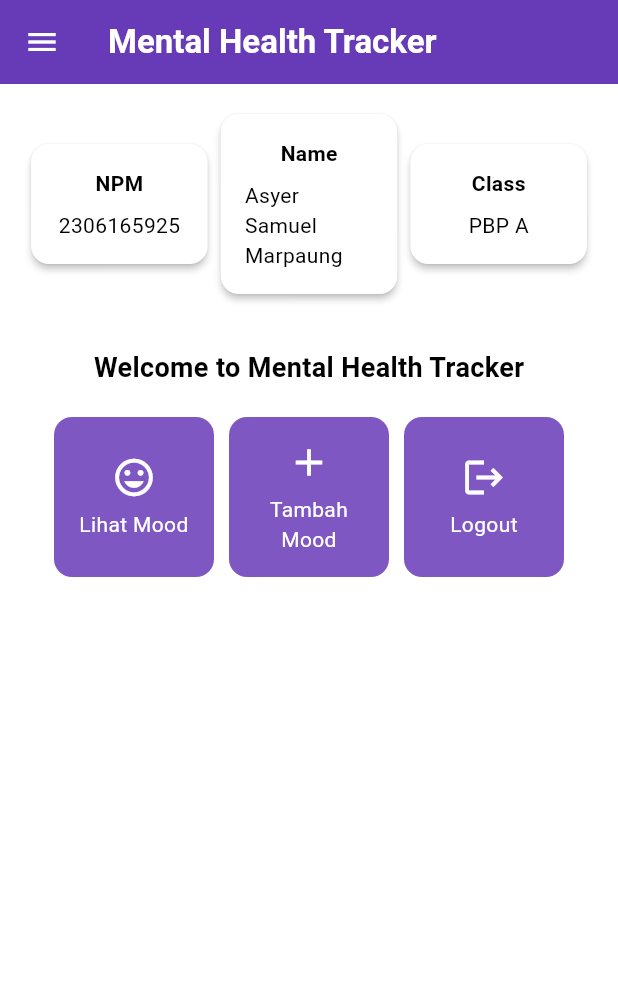
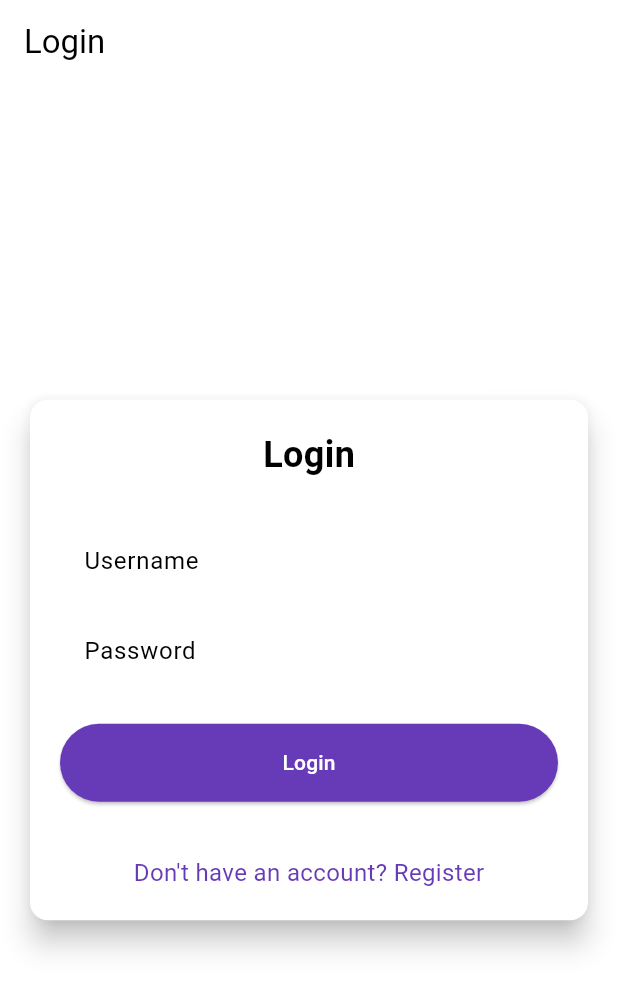
Before and after one commit to asyersamuel/mental-health-tracker-mobile, a Flutter app: the screen it shows after launch, on a phone screen of 412 x 824 dp. Shown: the top 991 px of the screen. Run offline on Flutter 3.47's test engine with Material 3 defaults, Android fonts, the phone set to English and light mode, and no system bars; missing offline and left inert: pbp_django_auth.

Commit message:
tutorial 8 selesai

```diff
--- a/lib/main.dart
+++ b/lib/main.dart
@@ -1,5 +1,7 @@
 import 'package:flutter/material.dart';
-import 'package:mental_health_tracker/screens/menu.dart';
+import 'package:pbp_django_auth/pbp_django_auth.dart';
+import 'package:provider/provider.dart';
+import 'package:mental_health_tracker/screens/login.dart';
 
 void main() {
   runApp(const MyApp());
@@ -8,33 +10,23 @@ void main() {
 class MyApp extends StatelessWidget {
   const MyApp({super.key});
 
-  // This widget is the root of your application.
   @override
   Widget build(BuildContext context) {
-    return MaterialApp(
-      title: 'Flutter Demo',
-      theme: ThemeData(
-        // This is the theme of your application.
-        //
-        // TRY THIS: Try running your application with "flutter run". You'll see
-        // the application has a purple toolbar. Then, without quitting the app,
-        // try changing the seedColor in the colorScheme below to Colors.green
-        // and then invoke "hot reload" (save your changes or press the "hot
-        // reload" button in a Flutter-supported IDE, or press "r" if you used
-        // the command line to start the app).
-        //
-        // Notice that the counter didn't reset back to zero; the application
-        // state is not lost during the reload. To reset the state, use hot
-        // restart instead.
-        //
-        // This works for code too, not just values: Most code changes can be
-        // tested with just a hot reload.
-        colorScheme: ColorScheme.fromSwatch(
-          primarySwatch: Colors.deepPurple,
-        ).copyWith(secondary: Colors.deepPurple[400]),
-        useMaterial3: true,
+    return Provider(
+      create: (_) {
+        CookieRequest request = CookieRequest();
+        return request;
+      },
+      child: MaterialApp(
+        title: 'Mental Health Tracker',
+        theme: ThemeData(
+          useMaterial3: true,
+          colorScheme: ColorScheme.fromSwatch(
+            primarySwatch: Colors.deepPurple,
+          ).copyWith(secondary: Colors.deepPurple[400]),
+        ),
+        home: const LoginPage(),
       ),
-      home: MyHomePage(),
     );
   }
 }
--- /dev/null
+++ b/lib/screens/login.dart
@@ -0,0 +1,182 @@
+import 'package:mental_health_tracker/screens/menu.dart';
+import 'package:flutter/material.dart';
+import 'package:mental_health_tracker/screens/register.dart';
+import 'package:pbp_django_auth/pbp_django_auth.dart';
+import 'package:provider/provider.dart';
+// TODO: Import halaman RegisterPage jika sudah dibuat
+
+void main() {
+  runApp(const LoginApp());
+}
+
+class LoginApp extends StatelessWidget {
+  const LoginApp({super.key});
+
+  @override
+  Widget build(BuildContext context) {
+    return MaterialApp(
+      title: 'Login',
+      theme: ThemeData(
+        useMaterial3: true,
+        colorScheme: ColorScheme.fromSwatch(
+          primarySwatch: Colors.deepPurple,
+        ).copyWith(secondary: Colors.deepPurple[400]),
+      ),
+      home: const LoginPage(),
+    );
+  }
+}
+
+class LoginPage extends StatefulWidget {
+  const LoginPage({super.key});
+
+  @override
+  State<LoginPage> createState() => _LoginPageState();
+}
+
+class _LoginPageState extends State<LoginPage> {
+  final TextEditingController _usernameController = TextEditingController();
+  final TextEditingController _passwordController = TextEditingController();
+
+  @override
+  Widget build(BuildContext context) {
+    final request = context.watch<CookieRequest>();
+
+    return Scaffold(
+      appBar: AppBar(
+        title: const Text('Login'),
+      ),
+      body: Center(
+        child: SingleChildScrollView(
+          padding: const EdgeInsets.all(16.0),
+          child: Card(
+            elevation: 8,
+            shape: RoundedRectangleBorder(
+              borderRadius: BorderRadius.circular(12.0),
+            ),
+            child: Padding(
+              padding: const EdgeInsets.all(20.0),
+              child: Column(
+                mainAxisSize: MainAxisSize.min,
+                children: [
+                  const Text(
+                    'Login',
+                    style: TextStyle(
+                      fontSize: 24.0,
+                      fontWeight: FontWeight.bold,
+                    ),
+                  ),
+                  const SizedBox(height: 30.0),
+                  TextField(
+                    controller: _usernameController,
+                    decoration: const InputDecoration(
+                      labelText: 'Username',
+                      hintText: 'Enter your username',
+                      border: OutlineInputBorder(
+                        borderRadius: BorderRadius.all(Radius.circular(12.0)),
+                      ),
+                      contentPadding:
+                          EdgeInsets.symmetric(horizontal: 12.0, vertical: 8.0),
+                    ),
+                  ),
+                  const SizedBox(height: 12.0),
+                  TextField(
+                    controller: _passwordController,
+                    decoration: const InputDecoration(
+                      labelText: 'Password',
+                      hintText: 'Enter your password',
+                      border: OutlineInputBorder(
+                        borderRadius: BorderRadius.all(Radius.circular(12.0)),
+                      ),
+                      contentPadding:
+                          EdgeInsets.symmetric(horizontal: 12.0, vertical: 8.0),
+                    ),
+                    obscureText: true,
+                  ),
+                  const SizedBox(height: 24.0),
+                  ElevatedButton(
+                    onPressed: () async {
+                      String username = _usernameController.text;
+                      String password = _passwordController.text;
+
+                      // Cek kredensial
+                      // TODO: Ganti URL dan jangan lupa tambahkan trailing slash (/) di akhir URL!
+                      // Untuk menyambungkan Android emulator dengan Django pada localhost,
+                      // gunakan URL http://10.0.2.2/
+                      final response = await request
+                          .login("http://127.0.0.1:8000/auth/login/", {
+                        'username': username,
+                        'password': password,
+                      });
+
+                      if (request.loggedIn) {
+                        String message = response['message'];
+                        String uname = response['username'];
+                        if (context.mounted) {
+                          Navigator.pushReplacement(
+                            context,
+                            MaterialPageRoute(
+                                builder: (context) => MyHomePage()),
+                          );
+                          ScaffoldMessenger.of(context)
+                            ..hideCurrentSnackBar()
+                            ..showSnackBar(
+                              SnackBar(
+                                  content:
+                                      Text("$message Selamat datang, $uname.")),
+                            );
+                        }
+                      } else {
+                        if (context.mounted) {
+                          showDialog(
+                            context: context,
+                            builder: (context) => AlertDialog(
+                              title: const Text('Login Gagal'),
+                              content: Text(response['message']),
+                              actions: [
+                                TextButton(
+                                  child: const Text('OK'),
+                                  onPressed: () {
+                                    Navigator.pop(context);
+                                  },
+                                ),
+                              ],
+                            ),
+                          );
+                        }
+                      }
+                    },
+                    style: ElevatedButton.styleFrom(
+                      foregroundColor: Colors.white,
+                      minimumSize: const Size(double.infinity, 50),
+                      backgroundColor: Theme.of(context).colorScheme.primary,
+                      padding: const EdgeInsets.symmetric(vertical: 16.0),
+                    ),
+                    child: const Text('Login'),
+                  ),
+                  const SizedBox(height: 36.0),
+                  GestureDetector(
+                    onTap: () {
+                      Navigator.push(
+                        context,
+                        MaterialPageRoute(
+                            builder: (context) => const RegisterPage()),
+                      );
+                    },
+                    child: Text(
+                      'Don\'t have an account? Register',
+                      style: TextStyle(
+                        color: Theme.of(context).colorScheme.primary,
+                        fontSize: 16.0,
+                      ),
+                    ),
+                  ),
+                ],
+              ),
+            ),
+          ),
+        ),
+      ),
+    );
+  }
+}
--- a/pubspec.yaml
+++ b/pubspec.yaml
@@ -35,6 +35,9 @@ dependencies:
   # The following adds the Cupertino Icons font to your application.
   # Use with the CupertinoIcons class for iOS style icons.
   cupertino_icons: ^1.0.6
+  provider: ^6.1.2
+  pbp_django_auth: ^0.4.0
+  http: ^1.2.2
 
 dev_dependencies:
   flutter_test:
@@ -45,7 +48,7 @@ dev_dependencies:
   # activated in the `analysis_options.yaml` file located at the root of your
   # package. See that file for information about deactivating specific lint
   # rules and activating additional ones.
-  flutter_lints: ^3.0.0
+  flutter_lints: ^4.0.0
 
 # For information on the generic Dart part of this file, see the
 # following page: https://dart.dev/tools/pub/pubspec
```
Also changed, not shown: lib/models/mood_entry.dart (added, +68 -0 lines), lib/screens/list_moodentry.dart (added, +90 -0 lines), lib/screens/moodentry_form.dart (+48 -3 lines), lib/screens/register.dart (added, +166 -0 lines), lib/widgets/left_drawer.dart (+13 -2 lines), lib/widgets/mood_card.dart (+35 -1 lines), pubspec.lock, 2 other files.
